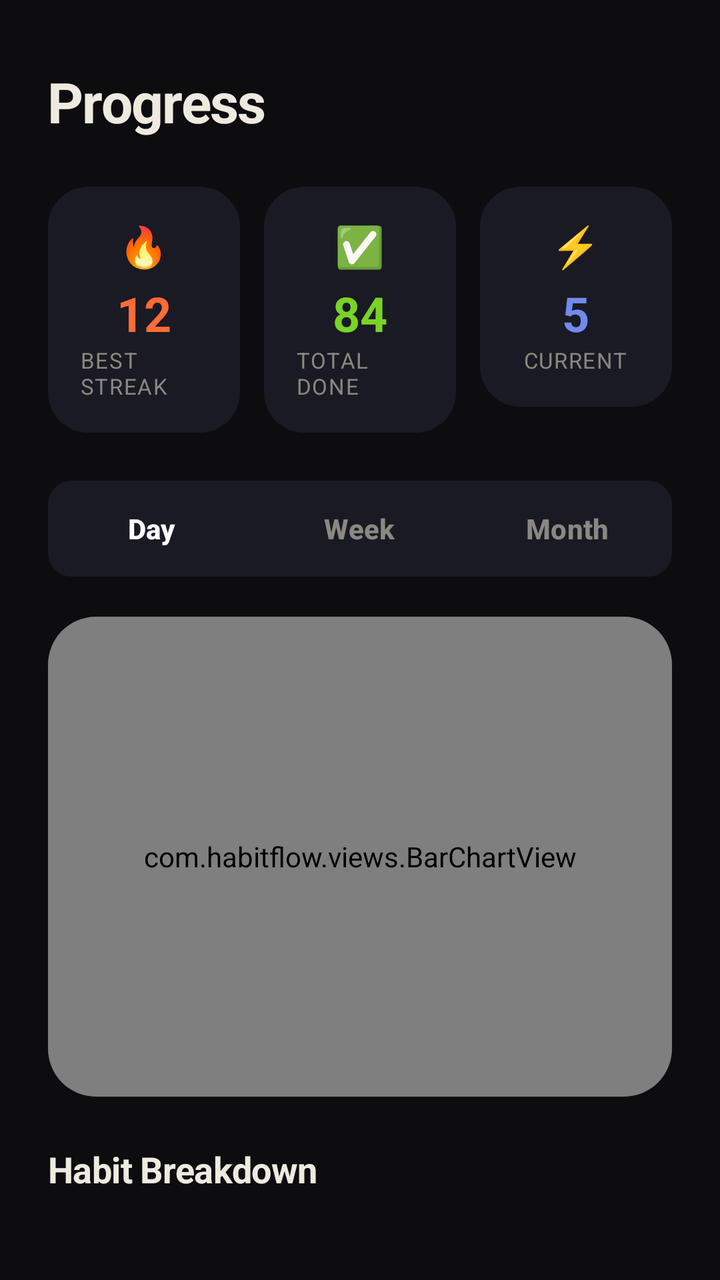
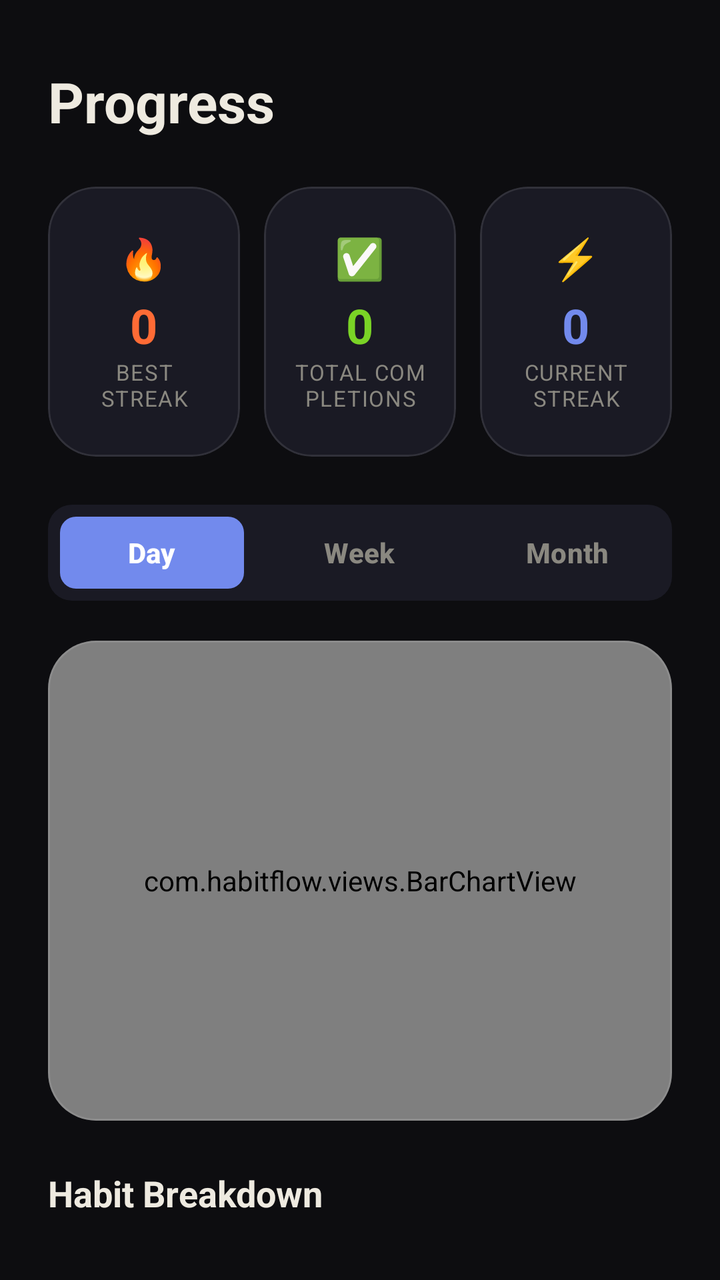

Two renders of the same Android screen: before a commit and after it. Below are the layout's source before the change and the commit's diff.
<!-- AndroidManifest.xml: application theme Theme.HabitFlow -->
<!-- res/layout/fragment_progress.xml -->
<?xml version="1.0" encoding="utf-8"?>
<androidx.core.widget.NestedScrollView
    xmlns:android="http://schemas.android.com/apk/res/android"
    xmlns:app="http://schemas.android.com/apk/res-auto"
    android:layout_width="match_parent"
    android:layout_height="match_parent"
    android:background="?attr/customWindowBackground"
    android:scrollbars="none">

    <LinearLayout android:layout_width="match_parent" android:layout_height="wrap_content"
        android:orientation="vertical" android:paddingBottom="100dp">

        
        <TextView android:layout_width="wrap_content" android:layout_height="wrap_content"
            android:text="@string/progress_title"
            style="@style/AppTitleLarge"
            android:textColor="?attr/customTextPrimary"
            android:paddingHorizontal="24dp"
            android:paddingTop="32dp"
            android:paddingBottom="24dp"/>

        
        <LinearLayout android:layout_width="match_parent" android:layout_height="wrap_content"
            android:orientation="horizontal" android:paddingHorizontal="18dp"
            android:layout_marginBottom="24dp">

            
            <androidx.cardview.widget.CardView android:layout_width="0dp" android:layout_weight="1"
                android:layout_height="wrap_content" android:layout_marginHorizontal="6dp"
                app:cardCornerRadius="20dp" app:cardElevation="0dp"
                app:cardBackgroundColor="?attr/customCardBackground">
                <LinearLayout android:layout_width="match_parent" android:layout_height="wrap_content"
                    android:orientation="vertical" android:padding="16dp" android:gravity="center">
                    <TextView android:layout_width="wrap_content" android:layout_height="wrap_content"
                        android:text="🔥" android:textSize="20sp"/>
                    <TextView android:id="@+id/tv_best_streak"
                        android:layout_width="wrap_content" android:layout_height="wrap_content"
                        android:text="12"
                        android:textColor="@color/brand_fire" android:textSize="24sp"
                        android:textStyle="bold" android:layout_marginTop="4dp"/>
                    <TextView android:layout_width="wrap_content" android:layout_height="wrap_content"
                        android:text="Best Streak"
                        android:textColor="?attr/customTextSecondary" android:textSize="11sp"
                        android:textAllCaps="true" android:letterSpacing="0.05"/>
                </LinearLayout>
            </androidx.cardview.widget.CardView>

            
            <androidx.cardview.widget.CardView android:layout_width="0dp" android:layout_weight="1"
                android:layout_height="wrap_content" android:layout_marginHorizontal="6dp"
                app:cardCornerRadius="20dp" app:cardElevation="0dp"
                app:cardBackgroundColor="?attr/customCardBackground">
                <LinearLayout android:layout_width="match_parent" android:layout_height="wrap_content"
                    android:orientation="vertical" android:padding="16dp" android:gravity="center">
                    <TextView android:layout_width="wrap_content" android:layout_height="wrap_content"
                        android:text="✅" android:textSize="20sp"/>
                    <TextView android:id="@+id/tv_total"
                        android:layout_width="wrap_content" android:layout_height="wrap_content"
                        android:text="84"
                        android:textColor="@color/primary_green" android:textSize="24sp"
                        android:textStyle="bold" android:layout_marginTop="4dp"/>
                    <TextView android:layout_width="wrap_content" android:layout_height="wrap_content"
                        android:text="Total Done"
                        android:textColor="?attr/customTextSecondary" android:textSize="11sp"
                        android:textAllCaps="true" android:letterSpacing="0.05"/>
                </LinearLayout>
            </androidx.cardview.widget.CardView>

            
            <androidx.cardview.widget.CardView android:layout_width="0dp" android:layout_weight="1"
                android:layout_height="wrap_content" android:layout_marginHorizontal="6dp"
                app:cardCornerRadius="20dp" app:cardElevation="0dp"
                app:cardBackgroundColor="?attr/customCardBackground">
                <LinearLayout android:layout_width="match_parent" android:layout_height="wrap_content"
                    android:orientation="vertical" android:padding="16dp" android:gravity="center">
                    <TextView android:layout_width="wrap_content" android:layout_height="wrap_content"
                        android:text="⚡" android:textSize="20sp"/>
                    <TextView android:id="@+id/tv_current_streak"
                        android:layout_width="wrap_content" android:layout_height="wrap_content"
                        android:text="5"
                        android:textColor="@color/primary_blue" android:textSize="24sp"
                        android:textStyle="bold" android:layout_marginTop="4dp"/>
                    <TextView android:layout_width="wrap_content" android:layout_height="wrap_content"
                        android:text="Current"
                        android:textColor="?attr/customTextSecondary" android:textSize="11sp"
                        android:textAllCaps="true" android:letterSpacing="0.05"/>
                </LinearLayout>
            </androidx.cardview.widget.CardView>
        </LinearLayout>

        
        <com.google.android.material.tabs.TabLayout
            android:id="@+id/tab_scope"
            android:layout_width="match_parent"
            android:layout_height="48dp"
            android:layout_marginHorizontal="24dp"
            android:layout_marginBottom="20dp"
            android:background="@drawable/bg_tab_layout"
            app:tabGravity="fill"
            app:tabMaxWidth="0dp"
            app:tabIndicatorHeight="0dp"
            app:tabSelectedTextColor="@color/white"
            app:tabTextColor="?attr/customTextSecondary"
            app:tabRippleColor="@color/transparent"
            app:tabTextAppearance="@style/TabTextAppearance">
            <com.google.android.material.tabs.TabItem android:text="Day"/>
            <com.google.android.material.tabs.TabItem android:text="Week"/>
            <com.google.android.material.tabs.TabItem android:text="Month"/>
        </com.google.android.material.tabs.TabLayout>

        
        <androidx.cardview.widget.CardView
            android:layout_width="match_parent" android:layout_height="240dp"
            android:layout_marginHorizontal="24dp" android:layout_marginBottom="24dp"
            app:cardCornerRadius="24dp" app:cardElevation="0dp"
            app:cardBackgroundColor="?attr/customCardBackground">

            <com.habitflow.views.BarChartView
                android:id="@+id/bar_chart"
                android:layout_width="match_parent"
                android:layout_height="match_parent"
                android:padding="20dp"/>
        </androidx.cardview.widget.CardView>

        
        <TextView android:layout_width="wrap_content" android:layout_height="wrap_content"
            android:text="Habit Breakdown"
            style="@style/AppTitleMedium"
            android:textColor="?attr/customTextPrimary" android:paddingHorizontal="24dp"
            android:paddingBottom="16dp"/>

        <androidx.recyclerview.widget.RecyclerView
            android:id="@+id/rv_breakdown"
            android:layout_width="match_parent"
            android:layout_height="wrap_content"
            android:nestedScrollingEnabled="false"
            android:paddingHorizontal="16dp"/>

        
        <TextView android:layout_width="wrap_content" android:layout_height="wrap_content"
            android:text="Activity Heatmap"
            style="@style/AppTitleMedium"
            android:textColor="?attr/customTextPrimary" android:paddingHorizontal="24dp"
            android:paddingTop="24dp" android:paddingBottom="16dp"/>

        <androidx.cardview.widget.CardView
            android:layout_width="match_parent" android:layout_height="wrap_content"
            android:layout_marginHorizontal="24dp"
            app:cardCornerRadius="24dp" app:cardElevation="0dp"
            app:cardBackgroundColor="?attr/customCardBackground">

            <HorizontalScrollView android:layout_width="match_parent" android:layout_height="wrap_content"
                android:padding="16dp" android:scrollbars="none">
                <com.habitflow.views.HeatmapView
                    android:id="@+id/heatmap_view"
                    android:layout_width="wrap_content"
                    android:layout_height="wrap_content"/>
            </HorizontalScrollView>
        </androidx.cardview.widget.CardView>

    </LinearLayout>
</androidx.core.widget.NestedScrollView>
<!-- resources referenced by this layout -->
<resources>
  <color name="brand_fire">#FF6B35</color>
  <color name="primary_blue">#728AED</color>
  <color name="primary_green">#7AD326</color>
  <color name="transparent">#00000000</color>
  <color name="white">#FFFFFF</color>
  <!-- drawable bg_tab_layout (drawable) -->
  <?xml version="1.0" encoding="utf-8"?>
  <shape xmlns:android="http://schemas.android.com/apk/res/android">
      <solid android:color="?attr/customCardBackground" />
      <corners android:radius="12dp" />
  </shape>
  <string name="progress_title">Progress</string>
  <style name="AppTitleLarge">
          <item name="android:textSize">28sp</item>
          <item name="android:textStyle">bold</item>
          <item name="android:letterSpacing">-0.02</item>
      </style>
  <style name="AppTitleMedium">
          <item name="android:textSize">18sp</item>
          <item name="android:textStyle">bold</item>
          <item name="android:letterSpacing">-0.01</item>
      </style>
  <style name="TabTextAppearance" parent="TextAppearance.Material3.TitleSmall">
          <item name="android:textAllCaps">false</item>
          <item name="android:textStyle">bold</item>
      </style>
  <style name="Theme.HabitFlow" parent="Theme.HabitFlow.Dark" />
  <style name="Theme.HabitFlow.Dark" parent="Base.Theme.HabitFlow" />
  <color name="accent_purple">#9C6AE6</color>
  <color name="dark_bg_primary">#0D0D10</color>
  <color name="dark_bg_card">#1A1A24</color>
  <color name="dark_bg_elevated">#21212E</color>
  <color name="dark_text_primary">#EEEAE0</color>
  <color name="dark_text_secondary">#8A8880</color>
  <color name="dark_text_dim">#52504C</color>
  <color name="dark_border">#1F1F2E</color>
  <color name="dark_nav_bg">#13131A</color>
  <style name="AppBodyLarge">
          <item name="android:textSize">15sp</item>
          <item name="android:letterSpacing">0.01</item>
      </style>
  <!-- unchanged entries left out for length: 1 -->
</resources>

<!-- the commit's change to res/layout/fragment_progress.xml (unified diff, before → after) -->
@@ -20,72 +20,84 @@
             android:paddingBottom="24dp"/>
 
         
-        <LinearLayout android:layout_width="match_parent" android:layout_height="wrap_content"
+        <LinearLayout android:layout_width="match_parent" android:layout_height="135dp"
             android:orientation="horizontal" android:paddingHorizontal="18dp"
             android:layout_marginBottom="24dp">
 
             
-            <androidx.cardview.widget.CardView android:layout_width="0dp" android:layout_weight="1"
-                android:layout_height="wrap_content" android:layout_marginHorizontal="6dp"
-                app:cardCornerRadius="20dp" app:cardElevation="0dp"
-                app:cardBackgroundColor="?attr/customCardBackground">
-                <LinearLayout android:layout_width="match_parent" android:layout_height="wrap_content"
-                    android:orientation="vertical" android:padding="16dp" android:gravity="center">
+            <com.google.android.material.card.MaterialCardView android:layout_width="0dp" android:layout_weight="1"
+                android:layout_height="match_parent" android:layout_marginHorizontal="6dp"
+                app:cardCornerRadius="24dp" app:cardElevation="0dp"
+                app:cardBackgroundColor="?attr/customCardBackground"
+                app:strokeColor="?attr/customBorderColor"
+                app:strokeWidth="1dp">
+                <LinearLayout android:layout_width="match_parent" android:layout_height="match_parent"
+                    android:orientation="vertical" android:padding="12dp" android:gravity="center">
                     <TextView android:layout_width="wrap_content" android:layout_height="wrap_content"
                         android:text="🔥" android:textSize="20sp"/>
                     <TextView android:id="@+id/tv_best_streak"
                         android:layout_width="wrap_content" android:layout_height="wrap_content"
-                        android:text="12"
+                        android:text="0"
                         android:textColor="@color/brand_fire" android:textSize="24sp"
                         android:textStyle="bold" android:layout_marginTop="4dp"/>
-                    <TextView android:layout_width="wrap_content" android:layout_height="wrap_content"
-                        android:text="Best Streak"
+                    <TextView android:layout_width="match_parent" android:layout_height="wrap_content"
+                        android:text="@string/label_best_streak"
+                        android:gravity="center"
+                        android:lines="2"
                         android:textColor="?attr/customTextSecondary" android:textSize="11sp"
                         android:textAllCaps="true" android:letterSpacing="0.05"/>
                 </LinearLayout>
-            </androidx.cardview.widget.CardView>
+            </com.google.android.material.card.MaterialCardView>
 
             
-            <androidx.cardview.widget.CardView android:layout_width="0dp" android:layout_weight="1"
-                android:layout_height="wrap_content" android:layout_marginHorizontal="6dp"
-                app:cardCornerRadius="20dp" app:cardElevation="0dp"
-                app:cardBackgroundColor="?attr/customCardBackground">
-                <LinearLayout android:layout_width="match_parent" android:layout_height="wrap_content"
-                    android:orientation="vertical" android:padding="16dp" android:gravity="center">
+            <com.google.android.material.card.MaterialCardView android:layout_width="0dp" android:layout_weight="1"
+                android:layout_height="match_parent" android:layout_marginHorizontal="6dp"
+                app:cardCornerRadius="24dp" app:cardElevation="0dp"
+                app:cardBackgroundColor="?attr/customCardBackground"
+                app:strokeColor="?attr/customBorderColor"
+                app:strokeWidth="1dp">
+                <LinearLayout android:layout_width="match_parent" android:layout_height="match_parent"
+                    android:orientation="vertical" android:padding="12dp" android:gravity="center">
                     <TextView android:layout_width="wrap_content" android:layout_height="wrap_content"
                         android:text="✅" android:textSize="20sp"/>
                     <TextView android:id="@+id/tv_total"
                         android:layout_width="wrap_content" android:layout_height="wrap_content"
-                        android:text="84"
+                        android:text="0"
                         android:textColor="@color/primary_green" android:textSize="24sp"
                         android:textStyle="bold" android:layout_marginTop="4dp"/>
-                    <TextView android:layout_width="wrap_content" android:layout_height="wrap_content"
-                        android:text="Total Done"
+                    <TextView android:layout_width="match_parent" android:layout_height="wrap_content"
+                        android:text="@string/label_completed"
+                        android:gravity="center"
+                        android:lines="2"
                         android:textColor="?attr/customTextSecondary" android:textSize="11sp"
                         android:textAllCaps="true" android:letterSpacing="0.05"/>
                 </LinearLayout>
-            </androidx.cardview.widget.CardView>
+            </com.google.android.material.card.MaterialCardView>
 
             
-            <androidx.cardview.widget.CardView android:layout_width="0dp" android:layout_weight="1"
-                android:layout_height="wrap_content" android:layout_marginHorizontal="6dp"
-                app:cardCornerRadius="20dp" app:cardElevation="0dp"
-                app:cardBackgroundColor="?attr/customCardBackground">
-                <LinearLayout android:layout_width="match_parent" android:layout_height="wrap_content"
-                    android:orientation="vertical" android:padding="16dp" android:gravity="center">
+            <com.google.android.material.card.MaterialCardView android:layout_width="0dp" android:layout_weight="1"
+                android:layout_height="match_parent" android:layout_marginHorizontal="6dp"
+                app:cardCornerRadius="24dp" app:cardElevation="0dp"
+                app:cardBackgroundColor="?attr/customCardBackground"
+                app:strokeColor="?attr/customBorderColor"
+                app:strokeWidth="1dp">
+                <LinearLayout android:layout_width="match_parent" android:layout_height="match_parent"
+                    android:orientation="vertical" android:padding="12dp" android:gravity="center">
                     <TextView android:layout_width="wrap_content" android:layout_height="wrap_content"
                         android:text="⚡" android:textSize="20sp"/>
                     <TextView android:id="@+id/tv_current_streak"
                         android:layout_width="wrap_content" android:layout_height="wrap_content"
-                        android:text="5"
+                        android:text="0"
                         android:textColor="@color/primary_blue" android:textSize="24sp"
                         android:textStyle="bold" android:layout_marginTop="4dp"/>
-                    <TextView android:layout_width="wrap_content" android:layout_height="wrap_content"
-                        android:text="Current"
+                    <TextView android:layout_width="match_parent" android:layout_height="wrap_content"
+                        android:text="@string/label_current"
+                        android:gravity="center"
+                        android:lines="2"
                         android:textColor="?attr/customTextSecondary" android:textSize="11sp"
                         android:textAllCaps="true" android:letterSpacing="0.05"/>
                 </LinearLayout>
-            </androidx.cardview.widget.CardView>
+            </com.google.android.material.card.MaterialCardView>
         </LinearLayout>
 
         
@@ -96,58 +108,60 @@
             android:layout_marginHorizontal="24dp"
             android:layout_marginBottom="20dp"
             android:background="@drawable/bg_tab_layout"
-            app:tabGravity="fill"
-            app:tabMaxWidth="0dp"
-            app:tabIndicatorHeight="0dp"
+            app:tabGravity="fill" app:tabMaxWidth="0dp"
+            app:tabIndicatorHeight="48dp" app:tabIndicator="@drawable/bg_tab_indicator"
+            app:tabIndicatorAnimationMode="elastic" app:tabIndicatorFullWidth="true"
             app:tabSelectedTextColor="@color/white"
             app:tabTextColor="?attr/customTextSecondary"
             app:tabRippleColor="@color/transparent"
             app:tabTextAppearance="@style/TabTextAppearance">
-            <com.google.android.material.tabs.TabItem android:text="Day"/>
-            <com.google.android.material.tabs.TabItem android:text="Week"/>
-            <com.google.android.material.tabs.TabItem android:text="Month"/>
+            <com.google.android.material.tabs.TabItem android:text="@string/label_day"/>
+            <com.google.android.material.tabs.TabItem android:text="@string/label_week"/>
+            <com.google.android.material.tabs.TabItem android:text="@string/label_month"/>
         </com.google.android.material.tabs.TabLayout>
 
         
-        <androidx.cardview.widget.CardView
+        <com.google.android.material.card.MaterialCardView
             android:layout_width="match_parent" android:layout_height="240dp"
             android:layout_marginHorizontal="24dp" android:layout_marginBottom="24dp"
             app:cardCornerRadius="24dp" app:cardElevation="0dp"
-            app:cardBackgroundColor="?attr/customCardBackground">
+            app:cardBackgroundColor="?attr/customCardBackground"
+            app:strokeColor="?attr/customBorderColor"
+            app:strokeWidth="1dp">
 
             <com.habitflow.views.BarChartView
                 android:id="@+id/bar_chart"
-                android:layout_width="match_parent"
-                android:layout_height="match_parent"
+                android:layout_width="match_parent" android:layout_height="match_parent"
                 android:padding="20dp"/>
-        </androidx.cardview.widget.CardView>
+        </com.google.android.material.card.MaterialCardView>
 
         
         <TextView android:layout_width="wrap_content" android:layout_height="wrap_content"
-            android:text="Habit Breakdown"
+            android:text="@string/label_breakdown"
             style="@style/AppTitleMedium"
             android:textColor="?attr/customTextPrimary" android:paddingHorizontal="24dp"
             android:paddingBottom="16dp"/>
 
         <androidx.recyclerview.widget.RecyclerView
             android:id="@+id/rv_breakdown"
-            android:layout_width="match_parent"
-            android:layout_height="wrap_content"
+            android:layout_width="match_parent" android:layout_height="wrap_content"
             android:nestedScrollingEnabled="false"
             android:paddingHorizontal="16dp"/>
 
         
         <TextView android:layout_width="wrap_content" android:layout_height="wrap_content"
-            android:text="Activity Heatmap"
+            android:text="@string/label_heatmap"
             style="@style/AppTitleMedium"
             android:textColor="?attr/customTextPrimary" android:paddingHorizontal="24dp"
             android:paddingTop="24dp" android:paddingBottom="16dp"/>
 
-        <androidx.cardview.widget.CardView
+        <com.google.android.material.card.MaterialCardView
             android:layout_width="match_parent" android:layout_height="wrap_content"
             android:layout_marginHorizontal="24dp"
             app:cardCornerRadius="24dp" app:cardElevation="0dp"
-            app:cardBackgroundColor="?attr/customCardBackground">
+            app:cardBackgroundColor="?attr/customCardBackground"
+            app:strokeColor="?attr/customBorderColor"
+            app:strokeWidth="1dp">
 
             <HorizontalScrollView android:layout_width="match_parent" android:layout_height="wrap_content"
                 android:padding="16dp" android:scrollbars="none">
@@ -156,7 +170,7 @@
                     android:layout_width="wrap_content"
                     android:layout_height="wrap_content"/>
             </HorizontalScrollView>
-        </androidx.cardview.widget.CardView>
+        </com.google.android.material.card.MaterialCardView>
 
     </LinearLayout>
 </androidx.core.widget.NestedScrollView>
<!-- resource entries referenced after the edit -->
@@ -5,22 +5,42 @@
   <color name="primary_green">#7AD326</color>
   <color name="transparent">#00000000</color>
   <color name="white">#FFFFFF</color>
+  <!-- drawable bg_tab_indicator (drawable) -->
+  <?xml version="1.0" encoding="utf-8"?>
+  <inset xmlns:android="http://schemas.android.com/apk/res/android"
+      android:insetTop="6dp"
+      android:insetBottom="6dp"
+      android:insetLeft="6dp"
+      android:insetRight="6dp">
+      <shape android:shape="rectangle">
+          <solid android:color="?attr/colorPrimary" />
+          <corners android:radius="8dp" />
+      </shape>
+  </inset>
   <!-- drawable bg_tab_layout (drawable) -->
   <?xml version="1.0" encoding="utf-8"?>
   <shape xmlns:android="http://schemas.android.com/apk/res/android">
       <solid android:color="?attr/customCardBackground" />
       <corners android:radius="12dp" />
   </shape>
+  <string name="label_best_streak">Best Streak</string>
+  <string name="label_breakdown">Habit Breakdown</string>
+  <string name="label_completed">Total Completions</string>
+  <string name="label_current">Current Streak</string>
+  <string name="label_day">Day</string>
+  <string name="label_heatmap">Activity Heatmap</string>
+  <string name="label_month">Month</string>
+  <string name="label_week">Week</string>
   <string name="progress_title">Progress</string>
   <style name="AppTitleLarge">
           <item name="android:textSize">28sp</item>
           <item name="android:textStyle">bold</item>
-          <item name="android:letterSpacing">-0.02</item>
+          <item name="android:letterSpacing">0</item>
       </style>
   <style name="AppTitleMedium">
           <item name="android:textSize">18sp</item>
           <item name="android:textStyle">bold</item>
-          <item name="android:letterSpacing">-0.01</item>
+          <item name="android:letterSpacing">0</item>
       </style>
   <style name="TabTextAppearance" parent="TextAppearance.Material3.TitleSmall">
           <item name="android:textAllCaps">false</item>
@@ -35,12 +55,13 @@
   <color name="dark_text_primary">#EEEAE0</color>
   <color name="dark_text_secondary">#8A8880</color>
   <color name="dark_text_dim">#52504C</color>
-  <color name="dark_border">#1F1F2E</color>
+  <color name="dark_border">@color/white_10</color>
   <color name="dark_nav_bg">#13131A</color>
   <style name="AppBodyLarge">
           <item name="android:textSize">15sp</item>
           <item name="android:letterSpacing">0.01</item>
       </style>
+  <color name="white_10">#1AFFFFFF</color>
   <!-- unchanged entries left out for length: 1 -->
 </resources>
 
